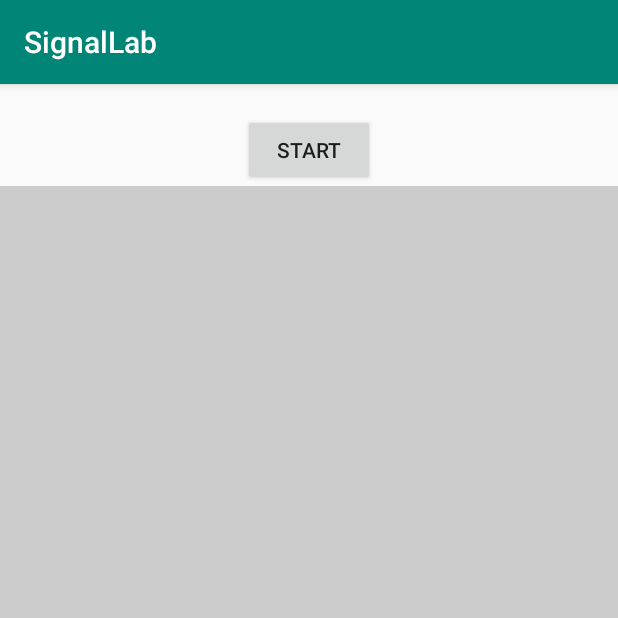
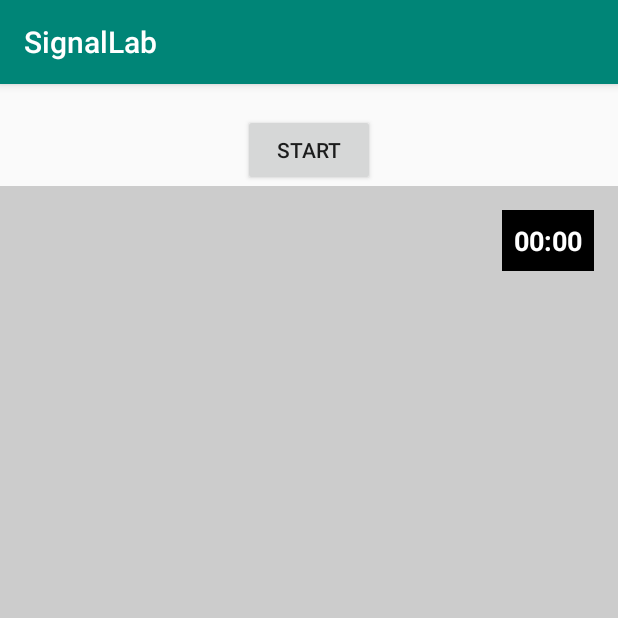
Before and after one commit to HaoranLi2001/Signal_Processing_Project, an Android app: the VideoActivity screen opened directly, with no data from a screen before it, on a phone screen of 412 x 824 dp, the top half of it. Run offline under Robolectric (Android 15) with nearby library versions, the phone set to English and light mode, and no system bars; libraries missing offline, so code that uses them is left out: com.google.mlkit.vision.

Commit message:
加入“开始”、“计时”功能，还没测试

```diff
--- a/app/src/main/java/com/example/android/signallab/VideoActivity.java
+++ b/app/src/main/java/com/example/android/signallab/VideoActivity.java
@@ -18,6 +18,7 @@ import android.util.Size;
 import android.view.Surface;
 import android.view.View;
 import android.widget.Button;
+import android.widget.FrameLayout;
 import android.widget.ImageView;
 
 import androidx.annotation.NonNull;
@@ -45,6 +46,8 @@ import android.graphics.Rect;
 import android.graphics.Canvas;
 import android.graphics.Color;
 import android.graphics.Paint;
+import android.widget.LinearLayout;
+import android.widget.TextView;
 
 public class VideoActivity extends AppCompatActivity {
 
@@ -58,6 +61,11 @@ public class VideoActivity extends AppCompatActivity {
     private Handler mainHandler;
     private PointF leftEyePos;
     private PointF rightEyePos;
+
+    private Handler timerHandler = new Handler(Looper.getMainLooper());
+    private Runnable stopCameraRunnable;
+    private long startTime;
+
     @Override
     protected void onCreate(Bundle savedInstanceState) {
         super.onCreate(savedInstanceState);
@@ -68,12 +76,18 @@ public class VideoActivity extends AppCompatActivity {
 //        openCamera();
         // 绑定按钮
         Button btnStart = findViewById(R.id.btnStart);
-
+        LinearLayout resultLayoutContainer = findViewById(R.id.resultLayout);
+        TextView tvTimer = findViewById(R.id.tvTimer);
+//        openCamera();
         // 设置点击监听器
         btnStart.setOnClickListener(new View.OnClickListener() {
             @Override
             public void onClick(View v) {
+                resultLayoutContainer.setVisibility(View.GONE);
+                processedImageView.setVisibility(View.VISIBLE);
+                tvTimer.setVisibility(View.VISIBLE);
                 openCamera(); // 按下按钮后启动摄像头
+//                startTimer();
             }
         });
     }
--- a/app/src/main/res/layout/activity_video.xml
+++ b/app/src/main/res/layout/activity_video.xml
@@ -1,16 +1,11 @@
 <?xml version="1.0" encoding="utf-8"?>
-<LinearLayout xmlns:android="http://schemas.android.com/apk/res/android"
+<LinearLayout
+    xmlns:android="http://schemas.android.com/apk/res/android"
     android:layout_width="match_parent"
     android:layout_height="match_parent"
     android:orientation="vertical">
 
-<!--    &lt;!&ndash; The TextureView for the live camera preview &ndash;&gt;-->
-<!--    <android.view.TextureView-->
-<!--        android:id="@+id/textureView"-->
-<!--        android:layout_width="match_parent"-->
-<!--        android:layout_height="0dp"-->
-<!--        android:layout_weight="1" />-->
-    <!-- ImageView to display the processed RGB image -->
+    <!-- Start 按钮 -->
     <Button
         android:id="@+id/btnStart"
         android:layout_width="wrap_content"
@@ -19,11 +14,71 @@
         android:layout_marginTop="20dp"
         android:text="Start" />
 
-    <ImageView
-        android:id="@+id/processedImageView"
+    <!-- 用于显示图像和计时器的容器 -->
+    <FrameLayout
         android:layout_width="match_parent"
         android:layout_height="0dp"
-        android:layout_weight="1"
-        android:background="#CCCCCC"
-        android:scaleType="fitCenter" /> <!-- Light gray background to visualize empty state -->
+        android:layout_weight="1">
+
+        <!-- 处理后的图像，填满整个容器 -->
+        <ImageView
+            android:id="@+id/processedImageView"
+            android:layout_width="match_parent"
+            android:layout_height="match_parent"
+            android:background="#CCCCCC"
+            android:scaleType="fitCenter" />
+
+        <!-- 计时器文本，叠加在图像右上角 -->
+        <TextView
+            android:id="@+id/tvTimer"
+            android:layout_width="wrap_content"
+            android:layout_height="wrap_content"
+            android:text="00:00"
+            android:textColor="@android:color/white"
+            android:textSize="18sp"
+            android:textStyle="bold"
+            android:background="@android:color/black"
+            android:padding="8dp"
+            android:layout_gravity="top|end"
+            android:layout_margin="16dp"/>
+
+        <!-- 结果面板（默认隐藏），如果需要叠加在图像上时使用 -->
+        <LinearLayout
+            android:id="@+id/resultLayout"
+            android:layout_width="match_parent"
+            android:layout_height="match_parent"
+            android:orientation="vertical"
+            android:gravity="center"
+            android:background="@android:color/black"
+            android:alpha="0.8"
+            android:visibility="gone">
+
+            <TextView
+                android:id="@+id/tvResult"
+                android:layout_width="wrap_content"
+                android:layout_height="wrap_content"
+                android:text="Time: 0s  Score: 0"
+                android:textSize="22sp"
+                android:textColor="@android:color/white"
+                android:textStyle="bold"
+                android:layout_marginBottom="20dp"/>
+
+            <Button
+                android:id="@+id/btnRestart"
+                android:layout_width="wrap_content"
+                android:layout_height="wrap_content"
+                android:text="重新开始"
+                android:textSize="18sp"
+                android:padding="10dp"
+                android:layout_marginBottom="10dp"/>
+
+            <Button
+                android:id="@+id/btnExit"
+                android:layout_width="wrap_content"
+                android:layout_height="wrap_content"
+                android:text="退出"
+                android:textSize="18sp"
+                android:padding="10dp"/>
+        </LinearLayout>
+    </FrameLayout>
 </LinearLayout>
```
